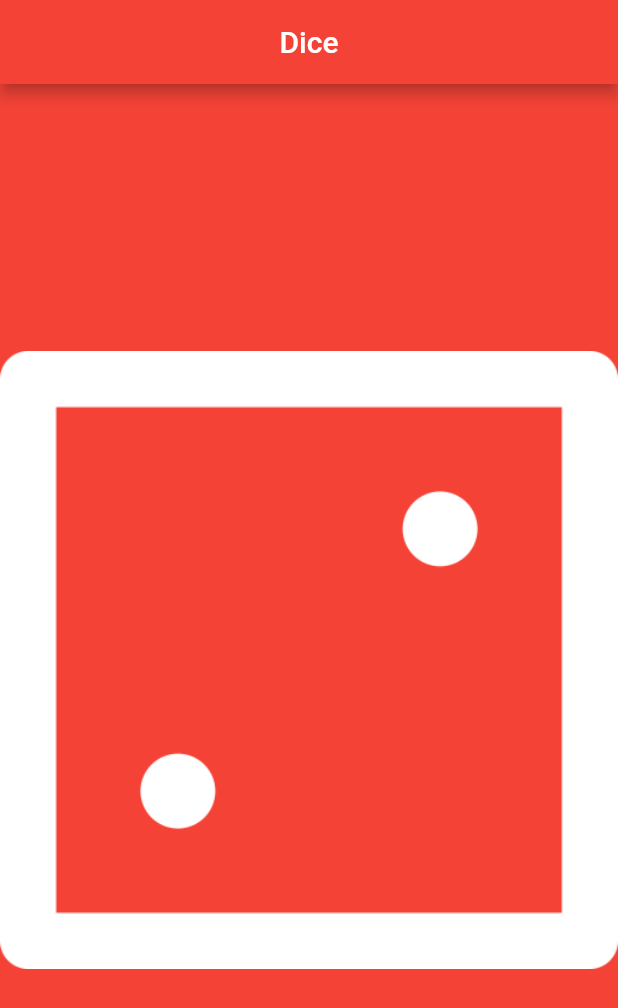
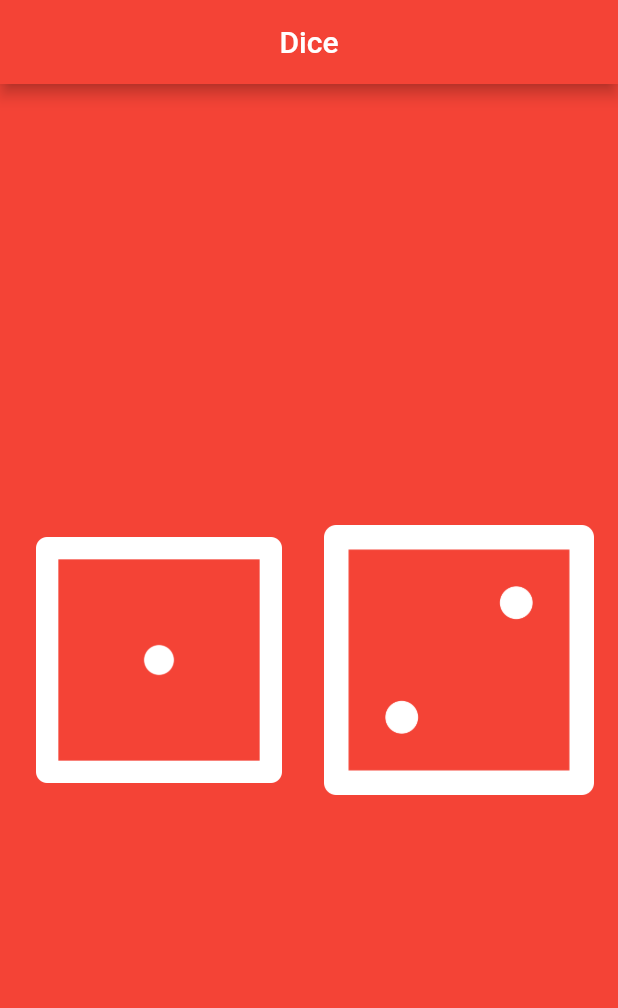
Before and after one commit to marufrobin/Flutter_week-2, a Flutter app: the screen it shows after launch, on a phone screen of 412 x 824 dp. Shown: the top 1008 px of the screen. Run offline on Flutter 3.47's test engine with Material 2 defaults, Android fonts, the phone set to English and light mode, and no system bars.

Commit message:
Icon added and modifie the DiceApp page.

```diff
--- a/dice_app/lib/main.dart
+++ b/dice_app/lib/main.dart
@@ -17,9 +17,34 @@ class MyApp extends StatelessWidget {
             'Dice',
           ),
         ),
-        body: Center(
-          child: Image(
-            image: AssetImage('image/dice2.png'),
+        body: DiceApp(),
+      ),
+    );
+  }
+}
+
+class DiceApp extends StatelessWidget {
+  @override
+  Widget build(BuildContext context) {
+    return Container(
+      child: Center(
+        child: Padding(
+          padding: const EdgeInsets.all(16),
+          child: Row(
+            children: [
+              Expanded(
+                child: TextButton(
+                  onPressed: () {  },
+                  child: Image.asset("image/dice1.png"),
+                ),
+              ),
+              SizedBox(
+                width: 20,
+              ),
+              Expanded(
+                child: Image.asset("image/dice2.png"),
+              ),
+            ],
           ),
         ),
       ),
```
Also changed, not shown: 5 other files.
